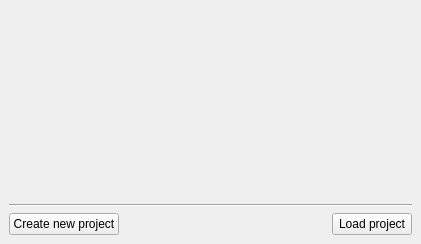
This is EngineAssets/SelectProjectWindow.ui in Bang3DEngine/OldBang as Qt 5 draws it before an edit. The edited form follows.
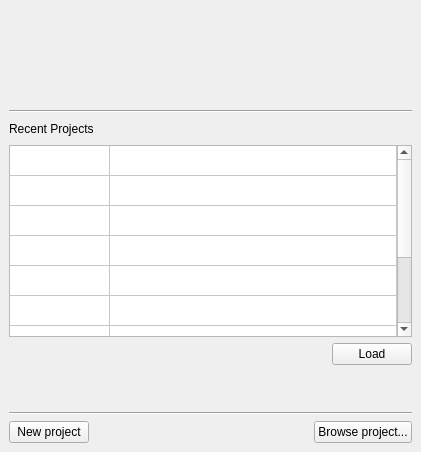
This is the edited form. Icons and pictures are not drawn.

Commit message: Added recent project opening in SelectProject window

What changed in the file:
```diff
--- a/EngineAssets/SelectProjectWindow.ui
+++ b/EngineAssets/SelectProjectWindow.ui
@@ -7,7 +7,7 @@
     <x>0</x>
     <y>0</y>
     <width>421</width>
-    <height>244</height>
+    <height>452</height>
    </rect>
   </property>
   <property name="windowTitle">
@@ -81,12 +81,168 @@
       </property>
      </widget>
     </item>
+    <item>
+     <layout class="QHBoxLayout" name="horizontalLayout_4">
+      <item>
+       <widget class="QLabel" name="label">
+        <property name="text">
+         <string>Recent Projects</string>
+        </property>
+       </widget>
+      </item>
+      <item>
+       <spacer name="horizontalSpacer_2">
+        <property name="orientation">
+         <enum>Qt::Horizontal</enum>
+        </property>
+        <property name="sizeHint" stdset="0">
+         <size>
+          <width>40</width>
+          <height>20</height>
+         </size>
+        </property>
+       </spacer>
+      </item>
+     </layout>
+    </item>
+    <item>
+     <widget class="QTableWidget" name="listRecentProjects">
+      <property name="frameShape">
+       <enum>QFrame::StyledPanel</enum>
+      </property>
+      <property name="horizontalScrollBarPolicy">
+       <enum>Qt::ScrollBarAlwaysOff</enum>
+      </property>
+      <property name="autoScroll">
+       <bool>true</bool>
+      </property>
+      <property name="editTriggers">
+       <set>QAbstractItemView::NoEditTriggers</set>
+      </property>
+      <property name="showDropIndicator" stdset="0">
+       <bool>false</bool>
+      </property>
+      <property name="dragDropOverwriteMode">
+       <bool>false</bool>
+      </property>
+      <property name="alternatingRowColors">
+       <bool>false</bool>
+      </property>
+      <property name="selectionMode">
+       <enum>QAbstractItemView::SingleSelection</enum>
+      </property>
+      <property name="selectionBehavior">
+       <enum>QAbstractItemView::SelectRows</enum>
+      </property>
+      <property name="textElideMode">
+       <enum>Qt::ElideLeft</enum>
+      </property>
+      <property name="showGrid">
+       <bool>true</bool>
+      </property>
+      <property name="wordWrap">
+       <bool>false</bool>
+      </property>
+      <property name="cornerButtonEnabled">
+       <bool>false</bool>
+      </property>
+      <property name="rowCount">
+       <number>10</number>
+      </property>
+      <property name="columnCount">
+       <number>2</number>
+      </property>
+      <attribute name="horizontalHeaderVisible">
+       <bool>false</bool>
+      </attribute>
+      <attribute name="horizontalHeaderCascadingSectionResizes">
+       <bool>true</bool>
+      </attribute>
+      <attribute name="horizontalHeaderDefaultSectionSize">
+       <number>100</number>
+      </attribute>
+      <attribute name="horizontalHeaderHighlightSections">
+       <bool>true</bool>
+      </attribute>
+      <attribute name="horizontalHeaderMinimumSectionSize">
+       <number>50</number>
+      </attribute>
+      <attribute name="horizontalHeaderStretchLastSection">
+       <bool>true</bool>
+      </attribute>
+      <attribute name="verticalHeaderVisible">
+       <bool>false</bool>
+      </attribute>
+      <attribute name="verticalHeaderDefaultSectionSize">
+       <number>30</number>
+      </attribute>
+      <attribute name="verticalHeaderHighlightSections">
+       <bool>true</bool>
+      </attribute>
+      <row/>
+      <row/>
+      <row/>
+      <row/>
+      <row/>
+      <row/>
+      <row/>
+      <row/>
+      <row/>
+      <row/>
+      <column/>
+      <column/>
+     </widget>
+    </item>
+    <item>
+     <layout class="QHBoxLayout" name="horizontalLayout_5">
+      <item>
+       <spacer name="horizontalSpacer_3">
+        <property name="orientation">
+         <enum>Qt::Horizontal</enum>
+        </property>
+        <property name="sizeHint" stdset="0">
+         <size>
+          <width>40</width>
+          <height>20</height>
+         </size>
+        </property>
+       </spacer>
+      </item>
+      <item>
+       <widget class="QPushButton" name="buttonLoadRecentProject">
+        <property name="text">
+         <string>Load</string>
+        </property>
+       </widget>
+      </item>
+     </layout>
+    </item>
+    <item>
+     <spacer name="verticalSpacer_3">
+      <property name="orientation">
+       <enum>Qt::Vertical</enum>
+      </property>
+      <property name="sizeHint" stdset="0">
+       <size>
+        <width>20</width>
+        <height>40</height>
+       </size>
+      </property>
+     </spacer>
+    </item>
+    <item>
+     <widget class="Line" name="line_2">
+      <property name="orientation">
+       <enum>Qt::Horizontal</enum>
+      </property>
+     </widget>
+    </item>
     <item>
      <layout class="QHBoxLayout" name="horizontalLayout_2">
       <item>
        <widget class="QPushButton" name="buttonCreateNewProject">
         <property name="text">
-         <string>Create new project</string>
+         <string>New project</string>
         </property>
        </widget>
       </item>
@@ -106,7 +262,7 @@
       <item>
        <widget class="QPushButton" name="buttonLoadProject">
         <property name="text">
-         <string>Load project</string>
+         <string>Browse project...</string>
         </property>
        </widget>
       </item>
```
Left out of the diff: 2 changed lines with no effect on the pictures. The commit also changes 15 other files.
